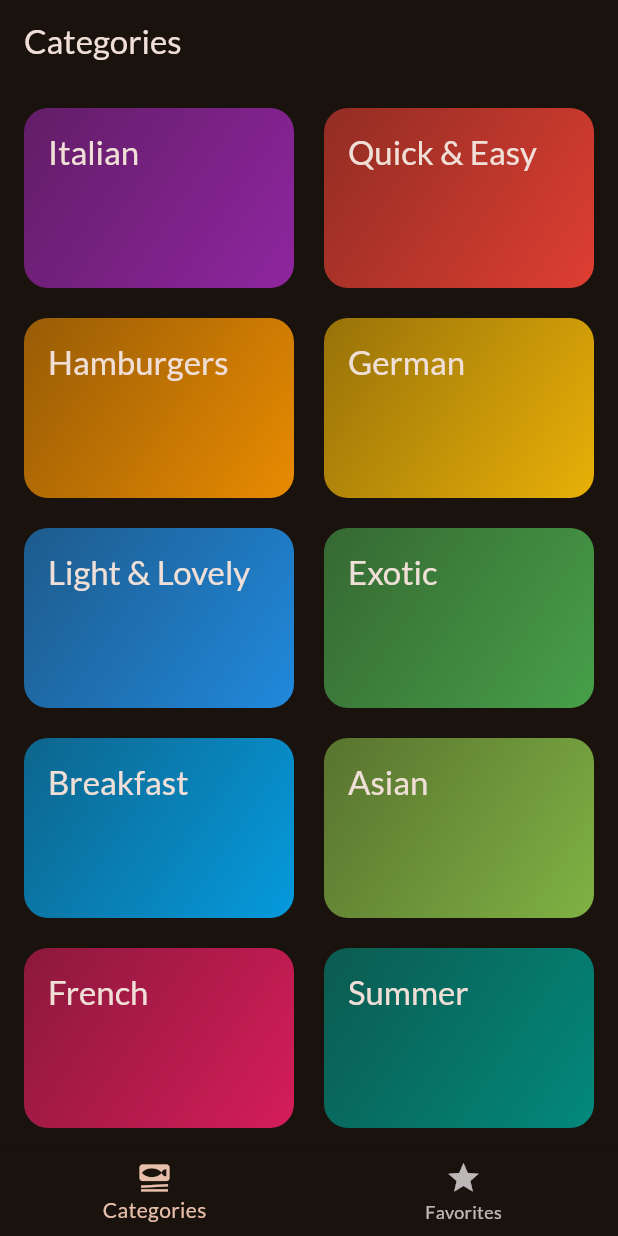
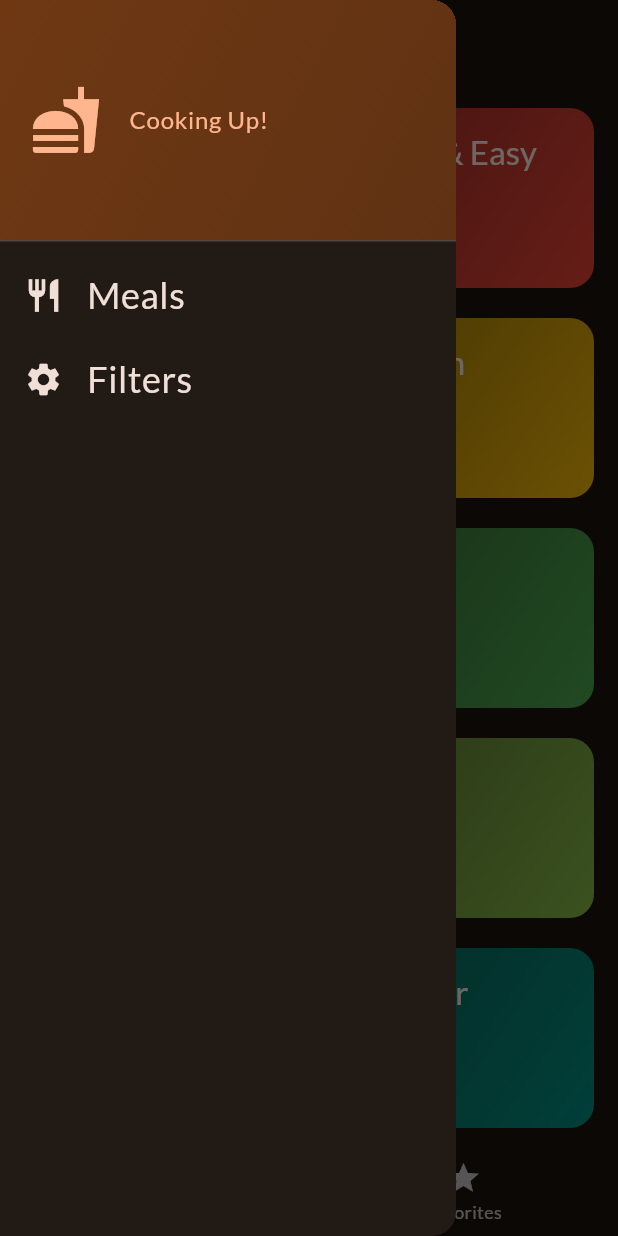
Before and after one commit to AqibKhan61/MealApp, a Flutter app: the screen it shows after launch, with the side drawer open (before the commit the screen has no drawer), on a phone screen of 412 x 824 dp. Run offline on Flutter 3.47's test engine with Material 2 defaults, Android fonts, the phone set to English and light mode, and no system bars; our stand-ins replace google_fonts, transparent_image.

Commit message:
Added a drawer to the app and managed the favorite screen

```diff
--- a/lib/Screens/categories.dart
+++ b/lib/Screens/categories.dart
@@ -1,22 +1,29 @@
 import 'package:flutter/material.dart';
+import 'package:meal/models/meals.dart';
 import 'package:meal/Screens/Mealss.dart';
 import 'package:meal/Data/dummy_data.dart';
 import 'package:meal/models/categogriess.dart';
 import 'package:meal/Widgets/category_grid_item.dart';
 
 class CategoriesScreen extends StatelessWidget {
-  const CategoriesScreen({super.key});
+  const CategoriesScreen({super.key, required this.onToggleFavorit});
+  final void Function(Meal meal) onToggleFavorit;
 
   void _SelectedCategory(BuildContext context, Category category) {
-    final filteredmeals = dummyMeals.where((meal) => meal.categories.contains(category.id)).toList();
+    final filteredmeals = dummyMeals
+        .where((meal) => meal.categories.contains(category.id))
+        .toList();
     Navigator.of(context).push(MaterialPageRoute(
-        builder: (ctx) =>
-             MealScreen(title: category.title, meals: filteredmeals,)));
+        builder: (ctx) => MealScreen(
+              title: category.title,
+              meals: filteredmeals,
+              onToggleFavorit: onToggleFavorit,
+            )));
   }
 
   @override
   Widget build(BuildContext context) {
-    return  GridView(
+    return GridView(
       padding: const EdgeInsets.all(16),
       gridDelegate: const SliverGridDelegateWithFixedCrossAxisCount(
         crossAxisCount: 2,
--- a/lib/Screens/tabs.dart
+++ b/lib/Screens/tabs.dart
@@ -1,47 +1,77 @@
 import 'package:flutter/material.dart';
+import 'package:meal/models/meals.dart';
 import 'package:meal/Screens/Mealss.dart';
 import 'package:meal/Screens/categories.dart';
+import 'package:meal/Widgets/main_drawer.dart';
 
-class TabScreen extends StatefulWidget{
+class TabScreen extends StatefulWidget {
   const TabScreen({super.key});
 
   @override
   State<TabScreen> createState() {
     return _TabScreenState();
+  }
+}
+
+class _TabScreenState extends State<TabScreen> {
+  int _SelectedPageIndex = 0;
+  final List<Meal> _favoritesMeal = [];
+  void _FavoriteInfo(String message){
+    ScaffoldMessenger.of(context).clearSnackBars();
+    ScaffoldMessenger.of(context).showSnackBar(SnackBar(content: Text(message)));
+  }
+
+  void _MealfavoriteStatus(Meal meal) {
+    final isExisting = _favoritesMeal.contains(meal);
+    if (isExisting) {
+      setState(() {
+        _favoritesMeal.remove(meal);
+      });
+      _FavoriteInfo('This food is No longer favorite!');
+    } else {
+      setState(() {
+        _favoritesMeal.add(meal);
+        _FavoriteInfo('Added to favorite!');
+      });
 
     }
-
   }
 
-class _TabScreenState extends State<TabScreen>{
-int _SelectedPageIndex = 0;
-void selectedpage(int index){
+  void selectedpage(int index) {
     setState(() {
       _SelectedPageIndex = index;
     });
   }
+
   @override
   Widget build(BuildContext context) {
-    Widget activePage = const CategoriesScreen();
+    Widget activePage = CategoriesScreen(
+      onToggleFavorit: _MealfavoriteStatus,
+    );
     var activepageTitle = 'Categories';
-    if (_SelectedPageIndex == 1){
-      activePage = const MealScreen(meals: []);
+    if (_SelectedPageIndex == 1) {
+      activePage = MealScreen(
+        meals: _favoritesMeal,
+        onToggleFavorit: _MealfavoriteStatus,
+      );
       activepageTitle = 'Your Favorites!';
     }
     return Scaffold(
+      drawer: const MainDrawer(),
       appBar: AppBar(
-        title: Text(activepageTitle,
+        title: Text(
+          activepageTitle,
         ),
       ),
       body: activePage,
       bottomNavigationBar: BottomNavigationBar(
           currentIndex: _SelectedPageIndex,
           onTap: selectedpage,
-        items:const  [
-        BottomNavigationBarItem(icon: Icon(Icons.set_meal), label: 'Categories'),
+          items: const [
+            BottomNavigationBarItem(
+                icon: Icon(Icons.set_meal), label: 'Categories'),
             BottomNavigationBarItem(icon: Icon(Icons.star), label: 'Favorites'),
           ]),
     );
-
   }
 }
--- /dev/null
+++ b/lib/Widgets/main_drawer.dart
@@ -0,0 +1,79 @@
+import 'package:flutter/widgets.dart';
+import 'package:flutter/material.dart';
+
+class MainDrawer extends StatelessWidget {
+  const MainDrawer({super.key});
+  @override
+  Widget build(BuildContext context) {
+    return Drawer(
+      child: Column(
+        children: [
+          DrawerHeader(
+              padding: const EdgeInsets.all(20),
+              decoration: BoxDecoration(
+                  gradient: LinearGradient(
+                colors: [
+                  Theme.of(context).colorScheme.primaryContainer,
+                  Theme.of(context)
+                      .colorScheme
+                      .primaryContainer
+                      .withOpacity(0.8),
+                ],
+                begin: Alignment.topLeft,
+                end: Alignment.bottomRight,
+              )),
+              child: Row(
+                children: [
+                  Icon(
+                    Icons.fastfood,
+                    color: Theme.of(context).colorScheme.primary,
+                    size: 48,
+                  ),
+                  const SizedBox(
+                    width: 18,
+                  ),
+                  Text(
+                    'Cooking Up!',
+                    style: Theme.of(context).textTheme.bodyLarge!.copyWith(
+                          color: Theme.of(context).colorScheme.primary,
+                        ),
+                  )
+                ],
+              )),
+          ListTile(
+            leading: Icon(
+              Icons.restaurant,
+              color: Theme.of(context).colorScheme.onBackground,
+              size: 26,
+            ),
+            title: Text(
+              'Meals',
+              style: Theme.of(context).textTheme.bodySmall!.copyWith(
+                    color: Theme.of(context).colorScheme.onBackground,
+                    fontSize: 24,
+                  ),
+            ),
+            onTap: (){},
+
+          ),
+           ListTile(
+            leading: Icon(
+              Icons.settings,
+              color: Theme.of(context).colorScheme.onBackground,
+              size: 26,
+            ),
+            title: Text(
+              'Filters',
+              style: Theme.of(context).textTheme.bodySmall!.copyWith(
+                    color: Theme.of(context).colorScheme.onBackground,
+                    fontSize: 24,
+                  ),
+            ),
+            onTap: (){},
+
+          )
+        ],
+      ),
+    );
+  }
+}
```
Also changed, not shown: lib/Screens/Mealss.dart (+32 -18 lines), lib/Screens/meal_detail.dart (+7 -1 lines). Lines whose indentation alone changed are shown as unchanged.
